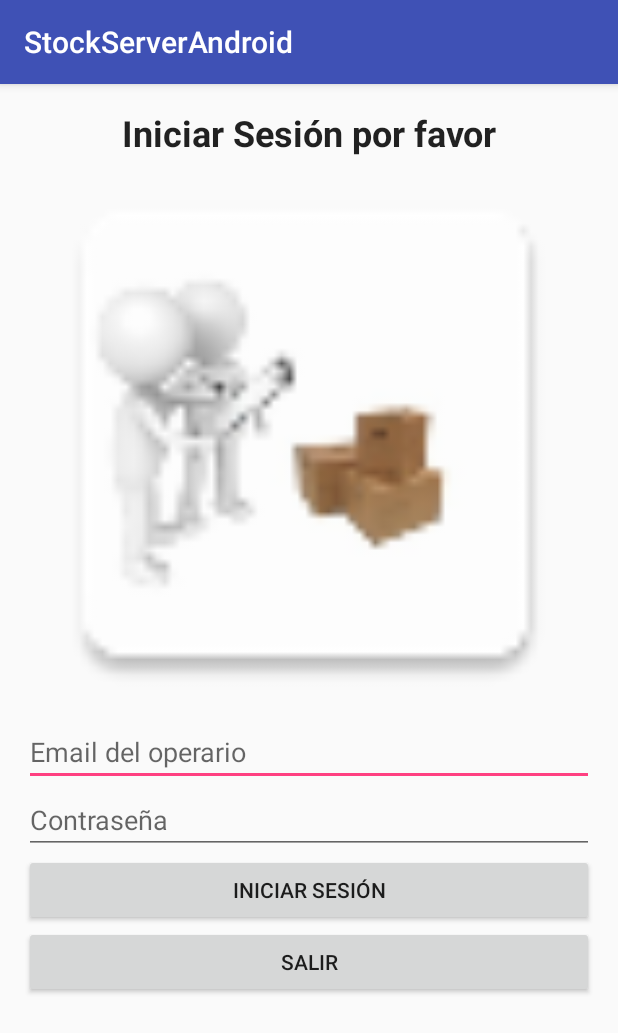
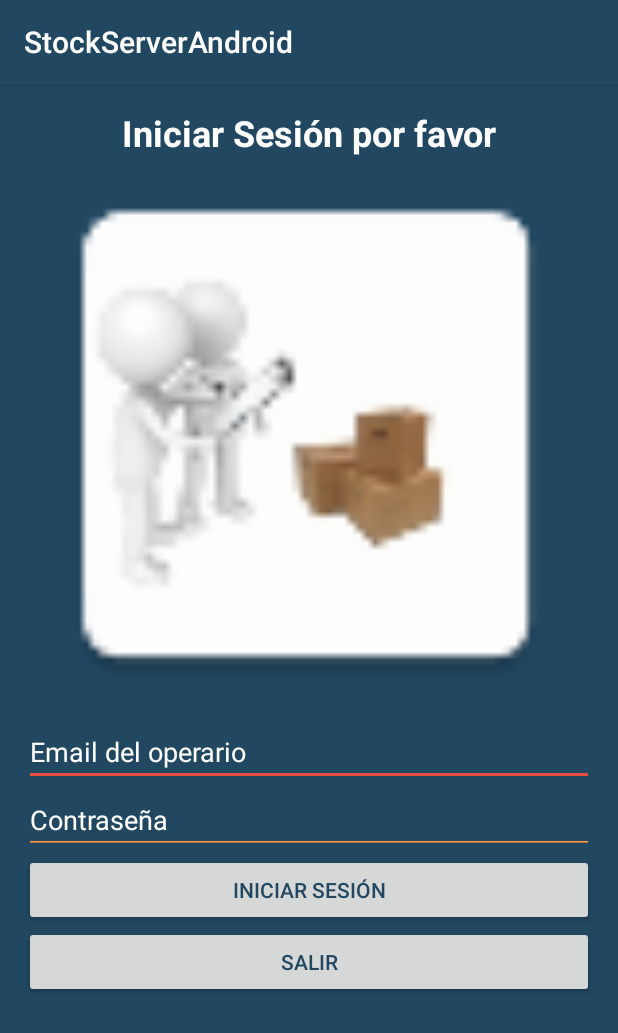
Before and after one commit to sergioc6/StockServerAndroid, an Android app: the screen it shows after launch (Login), on a phone screen of 412 x 824 dp. Shown: the top 1033 px of the screen. Run offline under Robolectric (Android 15) with nearby library versions, the phone set to English and light mode, and no system bars.

Commit message:
Cambios en las layouts

```diff
--- a/app/src/main/res/layout/activity_buscar_insumo.xml
+++ b/app/src/main/res/layout/activity_buscar_insumo.xml
@@ -39,7 +39,8 @@
         android:id="@+id/buttonBuscarInsumo"
         android:layout_marginTop="5dp"
         android:layout_marginBottom="5dp"
-        android:onClick="buscarDatosInsumoClick"/>
+        android:onClick="buscarDatosInsumoClick"
+        android:textColor="@color/colorPrimary"/>
 
     <Button
         android:text="Volver"
@@ -47,6 +48,7 @@
         android:layout_height="wrap_content"
         android:id="@+id/buttonVolver"
         android:onClick="volverClick"
+        android:textColor="@color/colorPrimary"
         />
 
 
--- a/app/src/main/res/layout/activity_buscar_insumo_success.xml
+++ b/app/src/main/res/layout/activity_buscar_insumo_success.xml
@@ -52,6 +52,7 @@
         android:layout_height="wrap_content"
         android:id="@+id/buttonVolver"
         android:onClick="volverClick"
+        android:textColor="@color/colorPrimary"
         />
 
 </LinearLayout>
--- a/app/src/main/res/layout/activity_listaproveedores.xml
+++ b/app/src/main/res/layout/activity_listaproveedores.xml
@@ -45,5 +45,6 @@
         android:layout_marginTop="10dp"
         android:layout_marginBottom="10dp"
         android:id="@+id/button8"
-        android:onClick="volverClick" />
+        android:onClick="volverClick"
+        android:textColor="@color/colorPrimary"/>
 </LinearLayout>
--- a/app/src/main/res/layout/activity_login.xml
+++ b/app/src/main/res/layout/activity_login.xml
@@ -9,7 +9,8 @@
     android:paddingLeft="@dimen/activity_horizontal_margin"
     android:paddingRight="@dimen/activity_horizontal_margin"
     android:paddingTop="@dimen/activity_vertical_margin"
-    tools:context="sergioc6.stockserverandroid.Login">
+    tools:context="sergioc6.stockserverandroid.Login"
+    android:background="@color/colorPrimary">
 
     <LinearLayout
         android:orientation="vertical"
@@ -27,7 +28,8 @@
             android:textAppearance="@style/TextAppearance.AppCompat"
             android:textSize="24sp"
             android:textStyle="normal|bold"
-            android:textAlignment="center" />
+            android:textAlignment="center"
+            android:textColor="@color/colorText"/>
 
         <ImageView
             android:layout_width="match_parent"
@@ -43,7 +45,10 @@
             android:ems="10"
             android:id="@+id/editTextEmail"
             android:textAlignment="viewStart"
-            android:hint="Email del operario" />
+            android:hint="Email del operario"
+            android:backgroundTint="@color/colorEditTextBorderlineUser"
+            android:textColorHint="@color/colorText"
+            android:textColor="@color/colorText"/>
 
         <EditText
             android:layout_width="match_parent"
@@ -52,7 +57,10 @@
             android:ems="10"
             android:id="@+id/editTextCont"
             android:textAlignment="viewStart"
-            android:hint="Contraseña" />
+            android:hint="Contraseña"
+            android:backgroundTint="@color/colorEditTextBorderlinePass"
+            android:textColorHint="@color/colorText"
+            android:textColor="@color/colorText"/>
 
         <Button
             android:text="Iniciar Sesión"
@@ -60,14 +68,16 @@
             android:layout_height="wrap_content"
             android:id="@+id/button"
             android:elevation="0dp"
-            android:onClick="doLoginButtonClick"/>
+            android:onClick="doLoginButtonClick"
+            android:textColor="@color/colorPrimary"/>
 
         <Button
             android:text="Salir"
             android:layout_width="match_parent"
             android:layout_height="wrap_content"
             android:id="@+id/button11"
-            android:onClick="salirButtonClick" />
+            android:onClick="salirButtonClick"
+            android:textColor="@color/colorPrimary"/>
 
     </LinearLayout>
 
--- a/app/src/main/res/layout/activity_nuevo_insumo.xml
+++ b/app/src/main/res/layout/activity_nuevo_insumo.xml
@@ -104,14 +104,16 @@
         android:layout_height="wrap_content"
         android:id="@+id/buttonRegistrarInsumo"
         android:layout_marginTop="10dip"
-        android:onClick="registrarInsumoClick"/>
+        android:onClick="registrarInsumoClick"
+        android:textColor="@color/colorPrimary"/>
 
     <Button
         android:text="Volver"
         android:layout_width="match_parent"
         android:layout_height="wrap_content"
         android:id="@+id/buttonVolver"
-        android:onClick="volverClick"/>
+        android:onClick="volverClick"
+        android:textColor="@color/colorPrimary"/>
 
 
 </LinearLayout>
--- a/app/src/main/res/values/colors.xml
+++ b/app/src/main/res/values/colors.xml
@@ -1,6 +1,9 @@
 <?xml version="1.0" encoding="utf-8"?>
 <resources>
-    <color name="colorPrimary">#3F51B5</color>
+    <color name="colorPrimary">#214761</color>
     <color name="colorPrimaryDark">#303F9F</color>
     <color name="colorAccent">#FF4081</color>
+    <color name="colorEditTextBorderlineUser">#e74c3c</color>
+    <color name="colorEditTextBorderlinePass">#fe9c39</color>
+    <color name="colorText">#FFFFFF</color>
 </resources>
```
Also changed, not shown: app/src/main/java/sergioc6/stockserverandroid/ConsultarStockQRCode.java (deleted, +0 -16 lines), app/src/main/res/layout/activity_confirmarcompra.xml (+13 -3 lines), app/src/main/res/layout/activity_confirmarcomprasuccess.xml (+13 -3 lines), app/src/main/res/layout/activity_consultarstock.xml (+6 -3 lines), app/src/main/res/layout/activity_consultarstocksuccess.xml (+13 -2 lines), app/src/main/res/layout/activity_principal.xml (+21 -5 lines).
